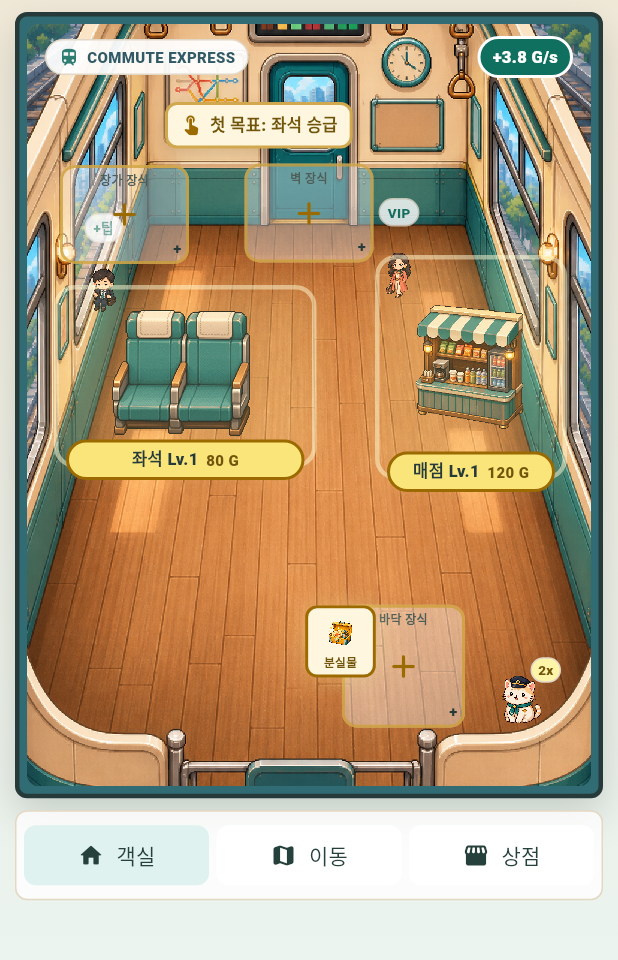
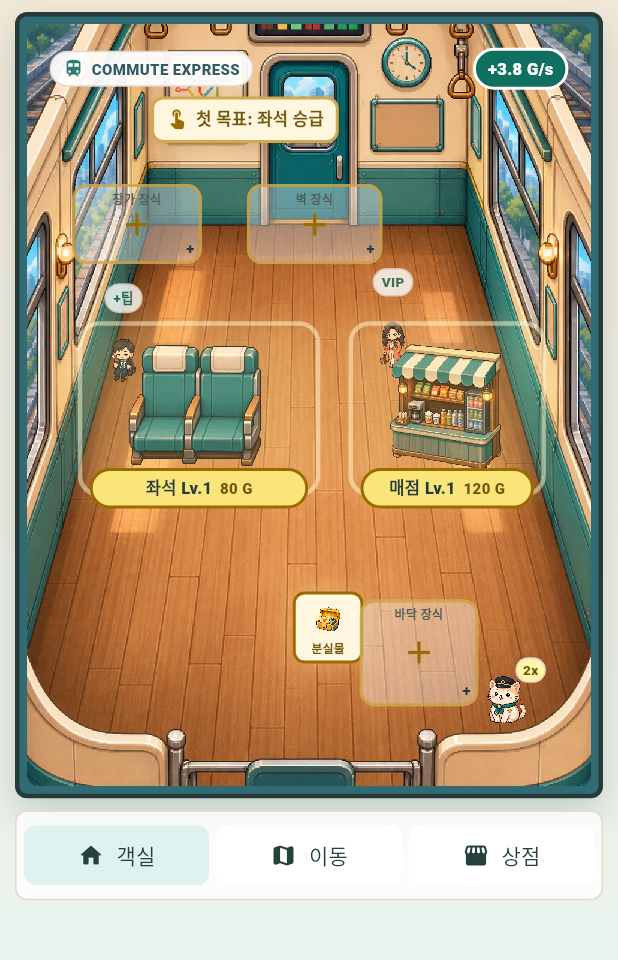
Before and after one commit to jeparkk/commute-train-tycoon, a Flutter app: the screen it shows after launch, on a phone screen of 412 x 824 dp, the part 147-1107 px from its top. Run offline on Flutter 3.47's test engine with Material 3 defaults, Android fonts, the phone set to English and light mode, and no system bars; our stand-ins replace geolocator, shared_preferences.

Commit message:
Refine cabin object placement

```diff
--- a/lib/src/features/game/widgets/train_cabin.dart
+++ b/lib/src/features/game/widgets/train_cabin.dart
@@ -84,7 +84,12 @@ class _TrainCabinState extends State<TrainCabin>
               aspectRatio: 0.74,
               child: ClipRRect(
                 borderRadius: BorderRadius.circular(8),
-                child: Stack(
+                child: LayoutBuilder(
+                  builder: (context, constraints) {
+                    final width = constraints.maxWidth;
+                    final height = constraints.maxHeight;
+
+                    return Stack(
                       children: [
                         const Positioned.fill(child: _CabinSceneBackground()),
                         if (!usesCabinAsset)
@@ -102,8 +107,57 @@ class _TrainCabinState extends State<TrainCabin>
                             child: _TrackFloor(hasDecorations: hasDecorations),
                           ),
                         Positioned(
-                      left: 28,
-                      top: 126 + bob,
+                          left: width * 0.04,
+                          top: height * 0.035,
+                          child: _SceneBadge(
+                            text: 'COMMUTE EXPRESS',
+                            icon: Icons.train_rounded,
+                          ),
+                        ),
+                        Positioned(
+                          right: width * 0.04,
+                          top: height * 0.035,
+                          child: _IncomeBubble(
+                            text:
+                                '+${widget.state.activeIncomePerSecond.toStringAsFixed(1)} G/s',
+                            pulse: pulse,
+                          ),
+                        ),
+                        if (widget.showFirstGoal)
+                          Positioned(
+                            left: width * 0.22,
+                            top: height * 0.095,
+                            child: const _FirstGoalTicket(),
+                          ),
+                        _DecorationSlot(
+                          left: width * 0.08,
+                          top: height * 0.21,
+                          width: width * 0.23,
+                          height: height * 0.105,
+                          title: '창가 장식',
+                          placed: widget
+                              .state
+                              .decorations[DecorationSlotKind.window],
+                          pulse: pulse,
+                          onTap: () => widget.onOpenDecorations(
+                            DecorationSlotKind.window,
+                          ),
+                        ),
+                        _DecorationSlot(
+                          left: width * 0.39,
+                          top: height * 0.21,
+                          width: width * 0.24,
+                          height: height * 0.105,
+                          title: '벽 장식',
+                          placed:
+                              widget.state.decorations[DecorationSlotKind.wall],
+                          pulse: 1 - pulse,
+                          onTap: () =>
+                              widget.onOpenDecorations(DecorationSlotKind.wall),
+                        ),
+                        Positioned(
+                          left: width * 0.11,
+                          top: height * 0.34 + bob,
                           child: _Passenger(
                             assetKey: 'passenger_worker',
                             color: const Color(0xFFEB7D65),
@@ -113,8 +167,8 @@ class _TrainCabinState extends State<TrainCabin>
                           ),
                         ),
                         Positioned(
-                      right: 105,
-                      top: 116 - bob,
+                          right: width * 0.29,
+                          top: height * 0.32 - bob,
                           child: _Passenger(
                             assetKey: 'passenger_vip',
                             color: const Color(0xFF667BC6),
@@ -124,10 +178,10 @@ class _TrainCabinState extends State<TrainCabin>
                           ),
                         ),
                         _SceneTapTarget(
-                      left: 18,
-                      top: 174,
-                      width: 175,
-                      height: 122,
+                          left: width * 0.09,
+                          top: height * 0.39,
+                          width: width * 0.43,
+                          height: height * 0.23,
                           ready: _isReady(seat),
                           pulse: pulse,
                           label: '좌석 Lv.${seat.level}',
@@ -136,99 +190,61 @@ class _TrainCabinState extends State<TrainCabin>
                           child: _SeatObject(level: seat.level),
                         ),
                         _SceneTapTarget(
-                      right: 16,
-                      top: 154,
-                      width: 128,
-                      height: 150,
+                          right: width * 0.08,
+                          top: height * 0.39,
+                          width: width * 0.35,
+                          height: height * 0.23,
                           ready: _isReady(kiosk),
                           pulse: 1 - pulse,
                           label: '매점 Lv.${kiosk.level}',
-                      subLabel: kiosk.isMaxed ? 'MAX' : '${kiosk.nextCost} G',
+                          subLabel: kiosk.isMaxed
+                              ? 'MAX'
+                              : '${kiosk.nextCost} G',
                           onTap: () => widget.onUpgrade(SlotKind.kiosk),
                           child: _KioskObject(level: kiosk.level),
                         ),
-                    _DecorationSlot(
-                      left: 22,
-                      top: 94,
-                      width: 86,
-                      height: 66,
-                      title: '창가 장식',
-                      placed:
-                          widget.state.decorations[DecorationSlotKind.window],
-                      pulse: pulse,
-                      onTap: () =>
-                          widget.onOpenDecorations(DecorationSlotKind.window),
+                        if (widget.incomePulse > 0)
+                          Positioned(
+                            left: width * 0.39,
+                            top: height * 0.55,
+                            child: _FloatingIncome(
+                              pulseKey: widget.incomePulse,
+                              amount: widget.state.activeIncomePerSecond,
                             ),
-                    _DecorationSlot(
-                      right: 145,
-                      top: 93,
-                      width: 86,
-                      height: 66,
-                      title: '벽 장식',
-                      placed: widget.state.decorations[DecorationSlotKind.wall],
-                      pulse: 1 - pulse,
-                      onTap: () =>
-                          widget.onOpenDecorations(DecorationSlotKind.wall),
-                    ),
-                    _DecorationSlot(
-                      left: 210,
-                      bottom: 39,
-                      width: 82,
-                      height: 82,
-                      title: '바닥 장식',
-                      placed:
-                          widget.state.decorations[DecorationSlotKind.floor],
-                      pulse: pulse,
-                      onTap: () =>
-                          widget.onOpenDecorations(DecorationSlotKind.floor),
-                    ),
-                    Positioned(
-                      right: 20,
-                      bottom: 28 + bob,
-                      child: _Mascot(energized: widget.state.focusBoostEnabled),
                           ),
                         if (widget.lostItemAvailable)
                           Positioned(
-                        left: 185,
-                        bottom: 72,
+                            left: width * 0.47,
+                            bottom: height * 0.16,
                             child: _LostItem(
                               pulse: pulse,
                               onTap: widget.onClaimLostItem,
                             ),
                           ),
-                    if (widget.incomePulse > 0)
-                      Positioned(
-                        left: 130,
-                        bottom: 145,
-                        child: _FloatingIncome(
-                          pulseKey: widget.incomePulse,
-                          amount: widget.state.activeIncomePerSecond,
-                        ),
-                      ),
-                    if (widget.showFirstGoal)
-                      const Positioned(
-                        left: 92,
-                        top: 52,
-                        child: _FirstGoalTicket(),
-                      ),
-                    Positioned(
-                      left: 12,
-                      top: 10,
-                      child: _SceneBadge(
-                        text: 'COMMUTE EXPRESS',
-                        icon: Icons.train_rounded,
+                        _DecorationSlot(
+                          right: width * 0.2,
+                          bottom: height * 0.105,
+                          width: width * 0.21,
+                          height: height * 0.14,
+                          title: '바닥 장식',
+                          placed: widget
+                              .state
+                              .decorations[DecorationSlotKind.floor],
+                          pulse: pulse,
+                          onTap: () => widget.onOpenDecorations(
+                            DecorationSlotKind.floor,
                           ),
                         ),
                         Positioned(
-                      right: 12,
-                      top: 10,
-                      child: _IncomeBubble(
-                        text:
-                            '+${widget.state.activeIncomePerSecond.toStringAsFixed(1)} G/s',
-                        pulse: pulse,
+                          right: width * 0.08,
+                          bottom: height * 0.055 + bob,
+                          child: _Mascot(
+                            energized: widget.state.focusBoostEnabled,
                           ),
                         ),
                       ],
+                    );
+                  },
                 ),
               ),
             ),
```
Also changed, not shown: 1 other file. Lines whose indentation alone changed are shown as unchanged.
